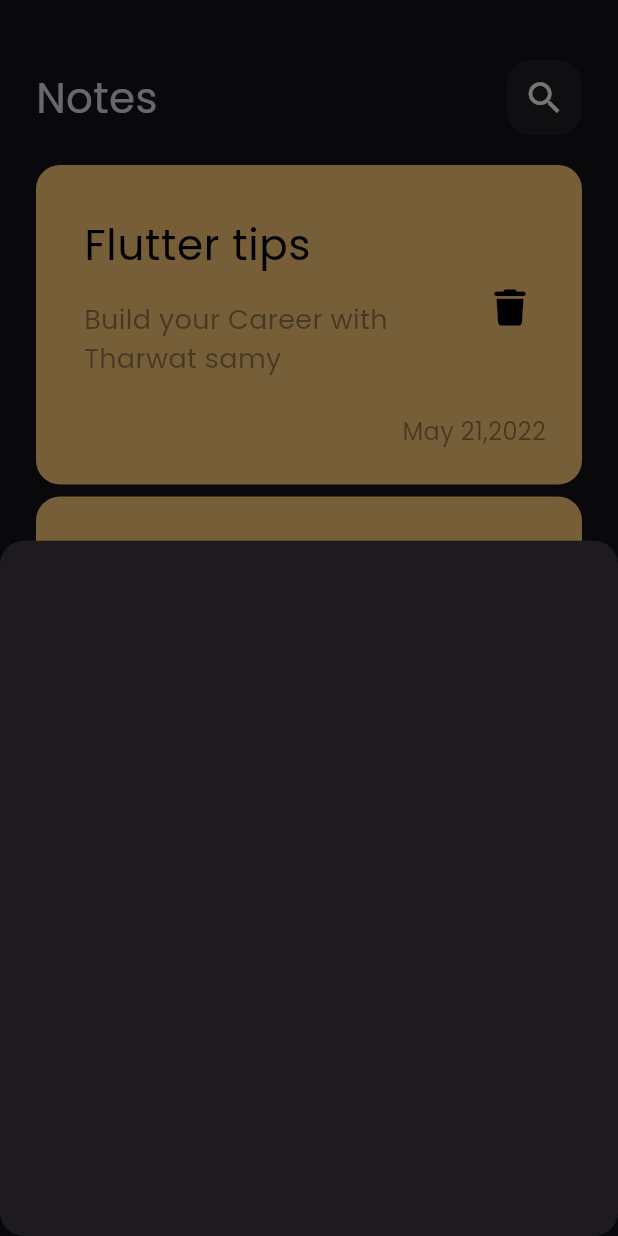
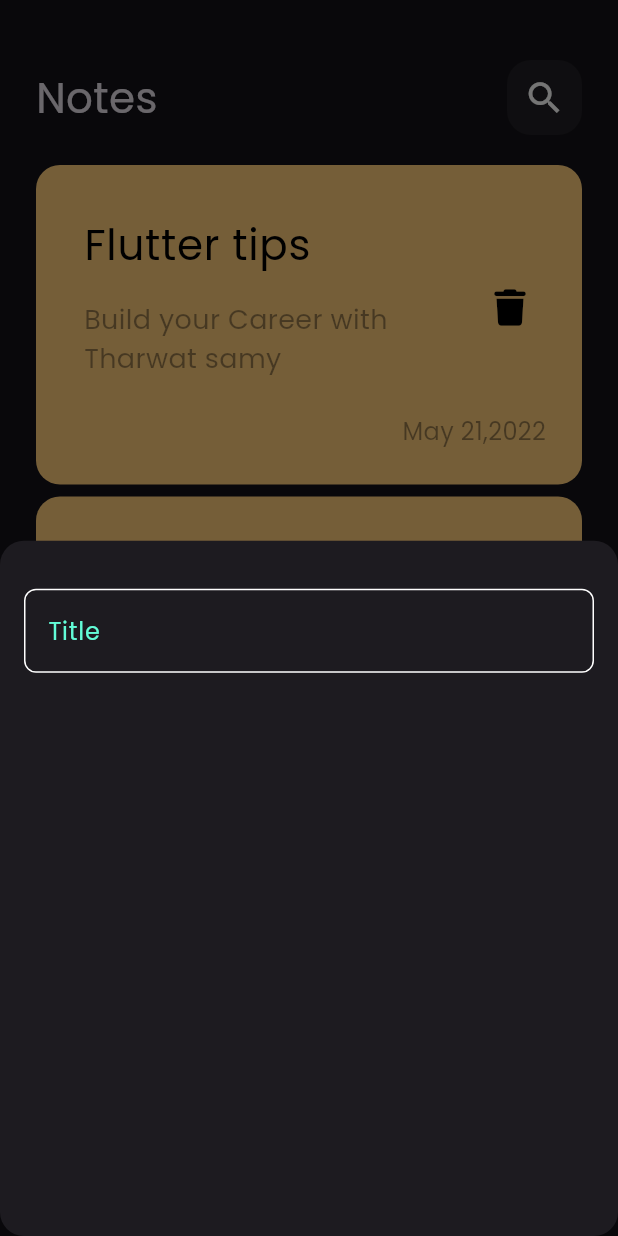
Before and after one commit to AhmedElsalhy/notes_app, a Flutter app: the screen it shows after launch, after a tap on the "add" icon, on a phone screen of 412 x 824 dp. Run offline on Flutter 3.47's test engine with Material 3 defaults, Android fonts, the phone set to English and light mode, and no system bars; our stand-ins replace font_awesome_flutter.

Commit message:
create custom text field

```diff
--- a/lib/constants.dart
+++ b/lib/constants.dart
@@ -0,0 +1,3 @@
+import 'dart:ui';
+
+const kPrimaryColor =  Color(0xFF62FCD7);
--- a/lib/widgets/add_note_bottom_sheet.dart
+++ b/lib/widgets/add_note_bottom_sheet.dart
@@ -1,10 +1,23 @@
 import 'package:flutter/material.dart';
+import 'custom_text_field.dart';
 
 class AddNoteBottomSheet extends StatelessWidget {
   const AddNoteBottomSheet({super.key});
 
   @override
   Widget build(BuildContext context) {
-    return Container();
+    return const Padding(
+      padding: EdgeInsets.symmetric(horizontal: 16),
+      child: Column(
+        children: [
+          SizedBox(
+            height: 32,
+          ),
+          CustomTextField(
+            hintText: 'Title',
+          ),
+        ],
+      ),
+    );
   }
 }
--- a/lib/widgets/custom_text_field.dart
+++ b/lib/widgets/custom_text_field.dart
@@ -0,0 +1,27 @@
+import 'package:flutter/material.dart';
+import 'package:notes_app/constants.dart';
+
+class CustomTextField extends StatelessWidget {
+  const CustomTextField({super.key, this.hintText});
+  final String? hintText;
+  @override
+  Widget build(BuildContext context) {
+    return TextField(
+      cursorColor: kPrimaryColor,
+      decoration: InputDecoration(
+        hintText: hintText,
+        hintStyle: const TextStyle(color: kPrimaryColor),
+        border: buildBorder(),
+        enabledBorder: buildBorder(),
+        focusedBorder: buildBorder(color: kPrimaryColor),
+      ),
+    );
+  }
+
+  OutlineInputBorder buildBorder({Color? color}) {
+    return OutlineInputBorder(
+      borderRadius: BorderRadius.circular(8),
+      borderSide: BorderSide(color: color ?? Colors.white),
+    );
+  }
+}
--- a/lib/widgets/notes_view_body.dart
+++ b/lib/widgets/notes_view_body.dart
@@ -1,6 +1,5 @@
 import 'package:flutter/material.dart';
 import 'custom_app_bar.dart';
-import 'custom_note_app.dart';
 import 'notes_list_view.dart';
 
 class NotesViewBody extends StatelessWidget {
```
Also changed, not shown: 1 other file.
